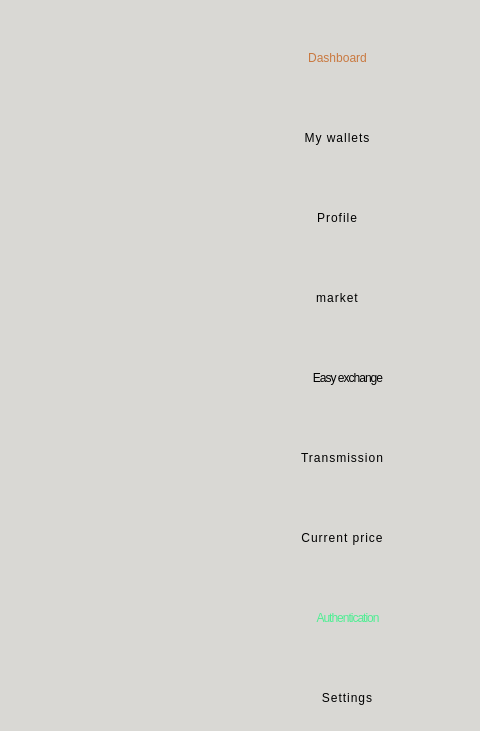
Abbas2026/Exchange, file clients/dashboard.ui: the form before one commit; both pictures show x 798 to 1278 and y 173 to 904 of the 1278 by 904 pixel window.
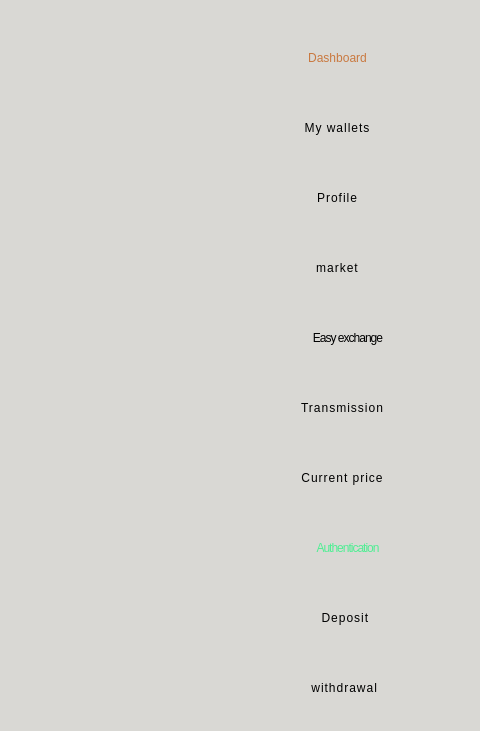
The form after the commit. Icons and pictures are not drawn.

```diff
--- a/clients/dashboard.ui
+++ b/clients/dashboard.ui
@@ -56,7 +56,7 @@
     <property name="geometry">
      <rect>
       <x>1030</x>
-      <y>690</y>
+      <y>630</y>
       <width>221</width>
       <height>41</height>
      </rect>
@@ -78,7 +78,7 @@
     <property name="geometry">
      <rect>
       <x>1050</x>
-      <y>290</y>
+      <y>280</y>
       <width>171</width>
       <height>41</height>
      </rect>
@@ -123,7 +123,7 @@
     <property name="geometry">
      <rect>
       <x>1050</x>
-      <y>450</y>
+      <y>420</y>
       <width>171</width>
       <height>41</height>
      </rect>
@@ -232,7 +232,7 @@
     <property name="geometry">
      <rect>
       <x>1040</x>
-      <y>530</y>
+      <y>490</y>
       <width>211</width>
       <height>41</height>
      </rect>
@@ -267,7 +267,7 @@
     <property name="geometry">
      <rect>
       <x>1030</x>
-      <y>610</y>
+      <y>560</y>
       <width>221</width>
       <height>41</height>
      </rect>
@@ -289,7 +289,7 @@
     <property name="geometry">
      <rect>
       <x>1030</x>
-      <y>370</y>
+      <y>350</y>
       <width>211</width>
       <height>41</height>
      </rect>
@@ -311,7 +311,7 @@
     <property name="geometry">
      <rect>
       <x>1030</x>
-      <y>770</y>
+      <y>700</y>
       <width>231</width>
       <height>41</height>
      </rect>
@@ -359,7 +359,7 @@
     <property name="geometry">
      <rect>
       <x>1060</x>
-      <y>850</y>
+      <y>770</y>
       <width>171</width>
       <height>41</height>
      </rect>
@@ -374,7 +374,29 @@
 letter-spacing: 1px;</string>
     </property>
     <property name="text">
-     <string>Settings</string>
+     <string>Deposit </string>
+    </property>
+   </widget>
+   <widget class="QPushButton" name="Settings_btn_2">
+    <property name="geometry">
+     <rect>
+      <x>1040</x>
+      <y>840</y>
+      <width>201</width>
+      <height>41</height>
+     </rect>
+    </property>
+    <property name="cursor">
+     <cursorShape>PointingHandCursor</cursorShape>
+    </property>
+    <property name="styleSheet">
+     <string notr="true">border:none;
+color: rgb(0, 0, 0);
+font: 28pt &quot;Bangers&quot;;
+letter-spacing: 1px;</string>
+    </property>
+    <property name="text">
+     <string> withdrawal</string>
     </property>
    </widget>
    <zorder>textEdit</zorder>
```
Left out of the diff: 1 changed line with no effect on the pictures.
